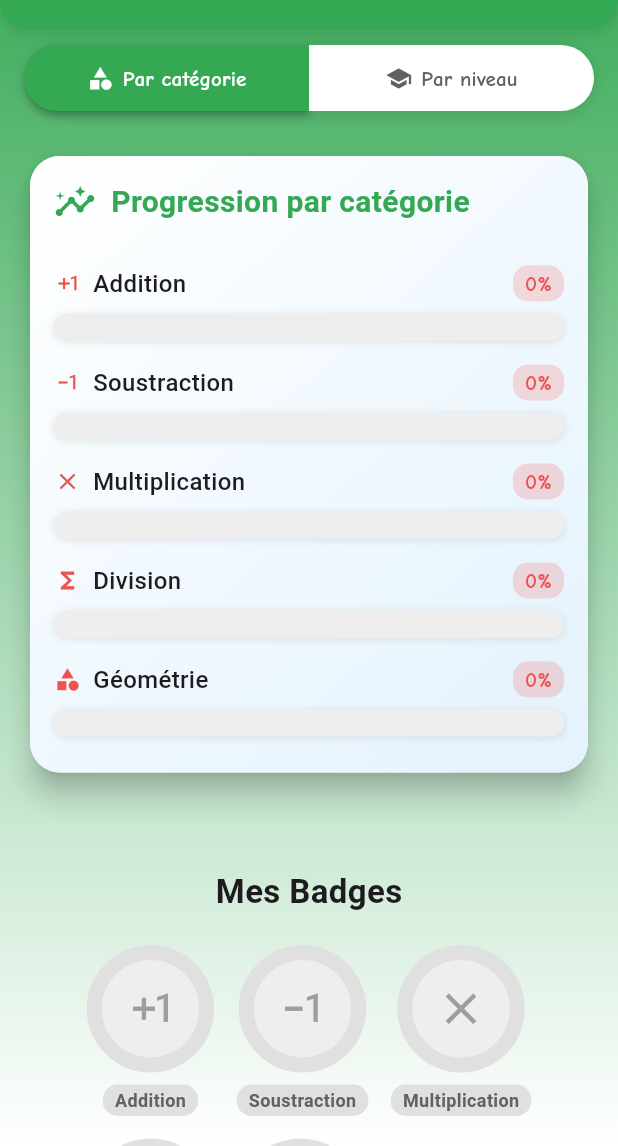
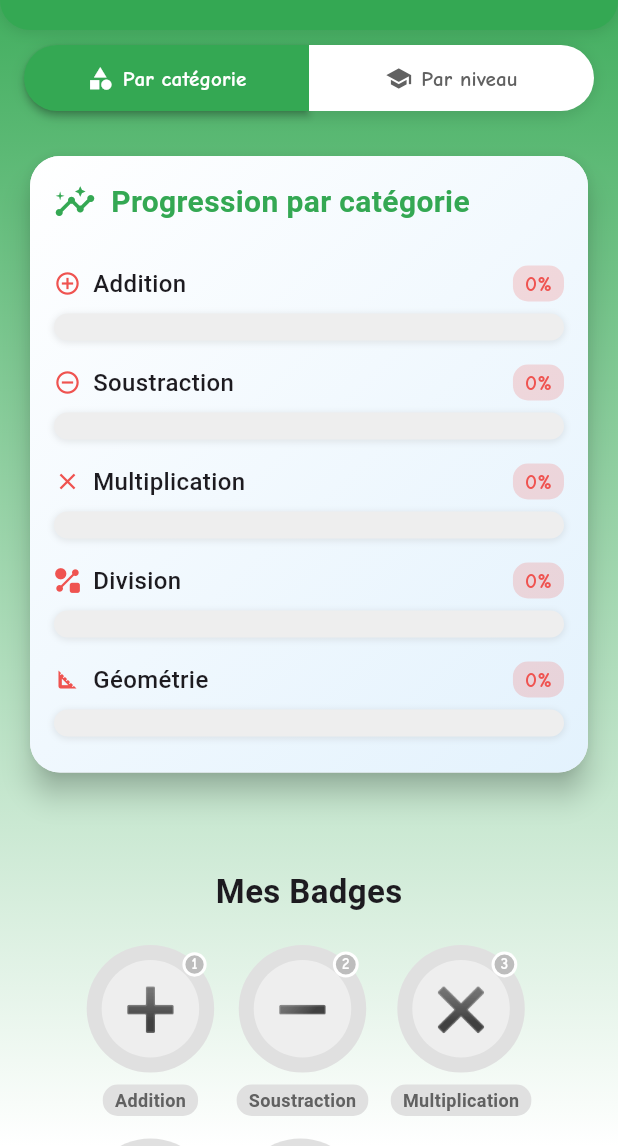
Before and after one commit to Happyazondekon/MathsCool, a Flutter app: the ProgressScreen screen opened directly, on a phone screen of 412 x 824 dp, the part 90-1236 px from its top. Run offline on Flutter 3.47's test engine with Material 3 defaults, Android fonts, the phone set to English and light mode, and no system bars; our stand-ins replace cloud_firestore, confetti, firebase_auth, firebase_core, firebase_storage, google_sign_in and 3 more; accounts and stored records are empty; network calls fail; Roboto replaces fonts that are missing (Comic Sans MS); project files that could hold a hidden picture were left out.

Commit message:
Changement des badges

```diff
--- a/lib/screens/progress_screen.dart
+++ b/lib/screens/progress_screen.dart
@@ -4,6 +4,8 @@ import 'package:mathscool/widgets/progress_chart.dart';
 import 'package:mathscool/data/static_exercises.dart';
 import 'package:mathscool/data/user_results.dart';
 import 'package:confetti/confetti.dart';
+// Importer notre nouveau widget
+import '../widgets/theme_badge.dart';
 
 class ProgressScreen extends StatefulWidget {
   const ProgressScreen({super.key});
@@ -182,12 +184,22 @@ class _ProgressScreenState extends State<ProgressScreen> with SingleTickerProvid
                           ),
                         ),
                         const SizedBox(height: 20),
+
+                        // Nouvelle implémentation avec le widget ThemeBadge
                         Wrap(
                           spacing: 15,
                           runSpacing: 15,
                           children: userProgressByCategory.entries.map((entry) {
                             final earned = entry.value >= 0.7; // Badge obtenu si progression >= 70%
-                            return _buildFancyBadge(entry.key, earned, entry.value);
+                            return ThemeBadge(
+                              theme: entry.key,
+                              level: entry.key == 'Addition' ? '1' :
+                              entry.key == 'Soustraction' ? '2' :
+                              entry.key == 'Multiplication' ? '3' :
+                              entry.key == 'Division' ? '4' : '',  // Niveau optionnel
+                              obtained: earned,
+                              progress: entry.value,
+                            );
                           }).toList(),
                         ),
                       ],
@@ -443,164 +455,4 @@ class _ProgressScreenState extends State<ProgressScreen> with SingleTickerProvid
       ),
     );
   }
-
-  Widget _buildFancyBadge(String title, bool earned, double progress) {
-    final themeColors = _getBadgeThemeColors(title);
-
-    return Column(
-      children: [
-        Stack(
-          alignment: Alignment.center,
-          children: [
-            // Badge extérieur
-            Container(
-              width: 85,
-              height: 85,
-              decoration: BoxDecoration(
-                shape: BoxShape.circle,
-                gradient: earned
-                    ? RadialGradient(
-                  colors: [themeColors['light']!, themeColors['dark']!],
-                  center: Alignment.topLeft,
-                  radius: 1.5,
-                )
-                    : null,
-                color: earned ? null : Colors.grey[300],
-                boxShadow: earned ? [
-                  BoxShadow(
-                    color: themeColors['dark']!.withOpacity(0.4),
-                    blurRadius: 6,
-                    spreadRadius: 2,
-                  ),
-                ] : null,
-              ),
-            ),
-
-            // Icône du badge
-            Positioned(
-              child: Container(
-                width: 65,
-                height: 65,
-                decoration: BoxDecoration(
-                  shape: BoxShape.circle,
-                  color: earned ? Colors.white.withOpacity(0.85) : Colors.grey[200],
-                ),
-                child: Center(
-                  child: Icon(
-                    _getBadgeIcon(title),
-                    size: 35,
-                    color: earned ? themeColors['dark'] : Colors.grey,
-                  ),
-                ),
-              ),
-            ),
-
-            // Indicateur de progrès
-            if (progress > 0 && !earned)
-              Positioned(
-                bottom: 5,
-                child: Container(
-                  width: 50,
-                  height: 12,
-                  decoration: BoxDecoration(
-                    borderRadius: BorderRadius.circular(6),
-                    color: Colors.white,
-                  ),
-                  child: ClipRRect(
-                    borderRadius: BorderRadius.circular(6),
-                    child: LinearProgressIndicator(
-                      value: progress,
-                      backgroundColor: Colors.transparent,
-                      valueColor: AlwaysStoppedAnimation<Color>(
-                        _getProgressColor(progress),
-                      ),
-                    ),
-                  ),
-                ),
-              ),
-
-            // Animation d'étoiles pour badges gagnés
-            if (earned)
-              ...List.generate(3, (index) {
-                return Positioned(
-                  top: index * 25.0,
-                  right: index * 10.0 - 15.0,
-                  child: Icon(
-                    Icons.star,
-                    size: 15,
-                    color: Colors.yellow[700],
-                  ),
-                );
-              }),
-          ],
-        ),
-        const SizedBox(height: 8),
-        Container(
-          padding: const EdgeInsets.symmetric(horizontal: 8, vertical: 2),
-          decoration: BoxDecoration(
-            color: earned ? themeColors['light'] : Colors.grey[300],
-            borderRadius: BorderRadius.circular(10),
-          ),
-          child: Text(
-            title,
-            style: TextStyle(
-              color: earned ? themeColors['dark'] : Colors.grey[700],
-              fontSize: 12,
-              fontWeight: FontWeight.bold,
-              fontFamily: 'Comic Sans MS',
-            ),
-          ),
-        ),
-        if (earned)
-          Text(
-            '${(progress * 100).toInt()}%',
-            style: TextStyle(
-              color: themeColors['dark'],
-              fontSize: 12,
-              fontWeight: FontWeight.bold,
-            ),
-          ),
-      ],
-    );
-  }
-
-  Map<String, Color> _getBadgeThemeColors(String theme) {
-    switch (theme.toLowerCase()) {
-      case 'addition':
-        return {'light': Colors.green[300]!, 'dark': Colors.green[700]!};
-      case 'soustraction':
-        return {'light': Colors.red[300]!, 'dark': Colors.red[700]!};
-      case 'multiplication':
-        return {'light': Colors.blue[300]!, 'dark': Colors.blue[700]!};
-      case 'division':
-        return {'light': Colors.orange[300]!, 'dark': Colors.orange[700]!};
-      case 'géométrie':
-        return {'light': Colors.purple[300]!, 'dark': Colors.purple[700]!};
-      default:
-        return {'light': Colors.teal[300]!, 'dark': Colors.teal[700]!};
-    }
-  }
-
-  IconData _getBadgeIcon(String theme) {
-    switch (theme.toLowerCase()) {
-      case 'addition':
-        return Icons.exposure_plus_1;
-      case 'soustraction':
-        return Icons.exposure_minus_1;
-      case 'multiplication':
-        return Icons.close;
-      case 'division':
-        return Icons.functions;
-      case 'géométrie':
-        return Icons.category;
-      default:
-        return Icons.star;
-    }
-  }
-
-  Color _getProgressColor(double value) {
-    if (value < 0.4) return Colors.red[400]!;
-    if (value < 0.7) return Colors.orange[400]!;
-    return Colors.green[400]!;
-  }
 }
--- a/lib/widgets/progress_chart.dart
+++ b/lib/widgets/progress_chart.dart
@@ -207,27 +207,27 @@ class ProgressChart extends StatelessWidget {
   IconData _getCategoryIcon(String category) {
     switch (category.toLowerCase()) {
       case 'addition':
-        return Icons.exposure_plus_1;
+        return Icons.add_circle_outline; // Symbole d'addition plus clair
       case 'soustraction':
-        return Icons.exposure_minus_1;
+        return Icons.remove_circle_outline; // Symbole de soustraction plus clair
       case 'multiplication':
-        return Icons.close;
+        return Icons.clear; // Symbole de multiplication (X)
       case 'division':
-        return Icons.functions;
+        return Icons.shape_line; // Symbole qui évoque une division (barre oblique)
       case 'géométrie':
-        return Icons.category;
+        return Icons.square_foot; // Icône liée aux formes géométriques
       case 'cp':
-        return Icons.looks_one;
+        return Icons.filter_1; // Chiffre 1 bien visible
       case 'ce1':
-        return Icons.looks_two;
+        return Icons.filter_2; // Chiffre 2 bien visible
       case 'ce2':
-        return Icons.looks_3;
+        return Icons.filter_3; // Chiffre 3 bien visible
       case 'cm1':
-        return Icons.looks_4;
+        return Icons.filter_4; // Chiffre 4 bien visible
       case 'cm2':
-        return Icons.looks_5;
+        return Icons.filter_5; // Chiffre 5 bien visible
       default:
-        return Icons.star;
+        return Icons.school; // Icône scolaire par défaut
     }
   }
 }
--- /dev/null
+++ b/lib/widgets/theme_badge.dart
@@ -0,0 +1,234 @@
+import 'package:flutter/material.dart';
+
+class ThemeBadge extends StatelessWidget {
+  final String theme;
+  final String level;
+  final bool obtained;
+  final double progress;
+
+  const ThemeBadge({
+    Key? key,
+    required this.theme,
+    required this.level,
+    required this.obtained,
+    required this.progress,
+  }) : super(key: key);
+
+  @override
+  Widget build(BuildContext context) {
+    final themeColors = _getBadgeThemeColors(theme);
+
+    return Column(
+      children: [
+        Stack(
+          alignment: Alignment.center,
+          children: [
+            // Cercle externe du badge
+            Container(
+              width: 85,
+              height: 85,
+              decoration: BoxDecoration(
+                shape: BoxShape.circle,
+                gradient: obtained
+                    ? RadialGradient(
+                  colors: [themeColors['light']!, themeColors['dark']!],
+                  center: Alignment.topLeft,
+                  radius: 1.5,
+                )
+                    : null,
+                color: obtained ? null : Colors.grey[300],
+                boxShadow: obtained
+                    ? [
+                  BoxShadow(
+                    color: themeColors['dark']!.withOpacity(0.4),
+                    blurRadius: 6,
+                    spreadRadius: 2,
+                  ),
+                ]
+                    : null,
+              ),
+            ),
+
+            // Cercle interne avec l'icône
+            Container(
+              width: 65,
+              height: 65,
+              decoration: BoxDecoration(
+                shape: BoxShape.circle,
+                color: obtained ? Colors.white.withOpacity(0.85) : Colors.grey[200],
+              ),
+              child: Center(
+                child: _getBadgeContent(theme),
+              ),
+            ),
+
+            // Indicateur de progression pour les badges non obtenus
+            if (progress > 0 && !obtained)
+              Positioned(
+                bottom: 5,
+                child: Container(
+                  width: 50,
+                  height: 12,
+                  decoration: BoxDecoration(
+                    borderRadius: BorderRadius.circular(6),
+                    color: Colors.white,
+                  ),
+                  child: ClipRRect(
+                    borderRadius: BorderRadius.circular(6),
+                    child: LinearProgressIndicator(
+                      value: progress,
+                      backgroundColor: Colors.transparent,
+                      valueColor: AlwaysStoppedAnimation<Color>(
+                        _getProgressColor(progress),
+                      ),
+                    ),
+                  ),
+                ),
+              ),
+
+            // Étoiles pour les badges obtenus
+            if (obtained)
+              ...List.generate(3, (index) {
+                return Positioned(
+                  top: index * 25.0,
+                  right: index * 10.0 - 15.0,
+                  child: Icon(
+                    Icons.star,
+                    size: 15,
+                    color: Colors.yellow[700],
+                  ),
+                );
+              }),
+
+            // Badge de niveau
+            if (level.isNotEmpty)
+              Positioned(
+                top: 0,
+                right: 5,
+                child: Container(
+                  padding: const EdgeInsets.all(4),
+                  decoration: BoxDecoration(
+                    color: obtained ? themeColors['dark'] : Colors.grey[400],
+                    shape: BoxShape.circle,
+                    border: Border.all(
+                      color: Colors.white,
+                      width: 2,
+                    ),
+                  ),
+                  child: Text(
+                    level,
+                    style: const TextStyle(
+                      color: Colors.white,
+                      fontSize: 10,
+                      fontWeight: FontWeight.bold,
+                    ),
+                  ),
+                ),
+              ),
+          ],
+        ),
+        const SizedBox(height: 8),
+        Container(
+          padding: const EdgeInsets.symmetric(horizontal: 8, vertical: 2),
+          decoration: BoxDecoration(
+            color: obtained ? themeColors['light'] : Colors.grey[300],
+            borderRadius: BorderRadius.circular(10),
+          ),
+          child: Text(
+            theme,
+            style: TextStyle(
+              color: obtained ? themeColors['dark'] : Colors.grey[700],
+              fontSize: 12,
+              fontWeight: FontWeight.bold,
+              fontFamily: 'Comic Sans MS',
+            ),
+          ),
+        ),
+        if (obtained)
+          Text(
+            '${(progress * 100).toInt()}%',
+            style: TextStyle(
+              color: themeColors['dark'],
+              fontSize: 12,
+              fontWeight: FontWeight.bold,
+            ),
+          ),
+      ],
+    );
+  }
+
+  Widget _getBadgeContent(String theme) {
+    // Utiliser des emojis ou des icônes selon votre préférence
+    switch (theme.toLowerCase()) {
+      case 'addition':
+        return Text(
+          '➕',
+          style: TextStyle(
+            fontSize: 28,
+            color: obtained ? _getBadgeThemeColors(theme)['dark'] : Colors.grey,
+          ),
+        );
+      case 'soustraction':
+        return Text(
+          '➖',
+          style: TextStyle(
+            fontSize: 28,
+            color: obtained ? _getBadgeThemeColors(theme)['dark'] : Colors.grey,
+          ),
+        );
+      case 'multiplication':
+        return Text(
+          '✖️',
+          style: TextStyle(
+            fontSize: 28,
+            color: obtained ? _getBadgeThemeColors(theme)['dark'] : Colors.grey,
+          ),
+        );
+      case 'division':
+        return Text(
+          '➗',
+          style: TextStyle(
+            fontSize: 28,
+            color: obtained ? _getBadgeThemeColors(theme)['dark'] : Colors.grey,
+          ),
+        );
+      case 'géométrie':
+        return Text(
+          '📐',
+          style: TextStyle(
+            fontSize: 28,
+            color: obtained ? _getBadgeThemeColors(theme)['dark'] : Colors.grey,
+          ),
+        );
+      default:
+        return Icon(
+          Icons.star,
+          size: 35,
+          color: obtained ? _getBadgeThemeColors(theme)['dark'] : Colors.grey,
+        );
+    }
+  }
+
+  Map<String, Color> _getBadgeThemeColors(String theme) {
+    switch (theme.toLowerCase()) {
+      case 'addition':
+        return {'light': Colors.green[300]!, 'dark': Colors.green[700]!};
+      case 'soustraction':
+        return {'light': Colors.red[300]!, 'dark': Colors.red[700]!};
+      case 'multiplication':
+        return {'light': Colors.blue[300]!, 'dark': Colors.blue[700]!};
+      case 'division':
+        return {'light': Colors.orange[300]!, 'dark': Colors.orange[700]!};
+      case 'géométrie':
+        return {'light': Colors.purple[300]!, 'dark': Colors.purple[700]!};
+      default:
+        return {'light': Colors.teal[300]!, 'dark': Colors.teal[700]!};
+    }
+  }
+
+  Color _getProgressColor(double value) {
+    if (value < 0.4) return Colors.red[400]!;
+    if (value < 0.7) return Colors.orange[400]!;
+    return Colors.green[400]!;
+  }
+}
--- a/lib/widgets/theme_selection.dart
+++ b/lib/widgets/theme_selection.dart
@@ -8,7 +8,11 @@ class ThemeSelectionScreen extends StatelessWidget {
     {'name': 'Addition', 'icon': Icons.add, 'color': Colors.orange},
     {'name': 'Soustraction', 'icon': Icons.remove, 'color': Colors.blue},
     {'name': 'Multiplication', 'icon': Icons.close, 'color': Colors.green},
-    {'name': 'Division', 'icon': Icons.percent, 'color': Colors.purple},
+    {
+      'name': 'Division',
+      'symbolText': '÷',  // Symbole de division
+      'color': Colors.purple
+    },
     {'name': 'Géométrie', 'icon': Icons.square_foot, 'color': Colors.red},
   ];
 
@@ -145,11 +149,23 @@ class ThemeSelectionScreen extends StatelessWidget {
         child: Column(
           mainAxisAlignment: MainAxisAlignment.center,
           children: [
-            Icon(
-              theme['icon'],
-              size: 50,
-              color: isDisabled ? Colors.white54 : Colors.white,
-            ),
+            // Si on a un texte de symbole spécial (comme ÷), on l'utilise
+            if (theme.containsKey('symbolText'))
+              Text(
+                theme['symbolText'],
+                style: TextStyle(
+                  fontSize: 50,
+                  fontWeight: FontWeight.bold,
+                  color: isDisabled ? Colors.white54 : Colors.white,
+                ),
+              )
+            // Sinon on utilise l'icône standard
+            else
+              Icon(
+                theme['icon'],
+                size: 50,
+                color: isDisabled ? Colors.white54 : Colors.white,
+              ),
             const SizedBox(height: 10),
             Text(
               theme['name'],
```
Also changed, not shown: 1 other file.
